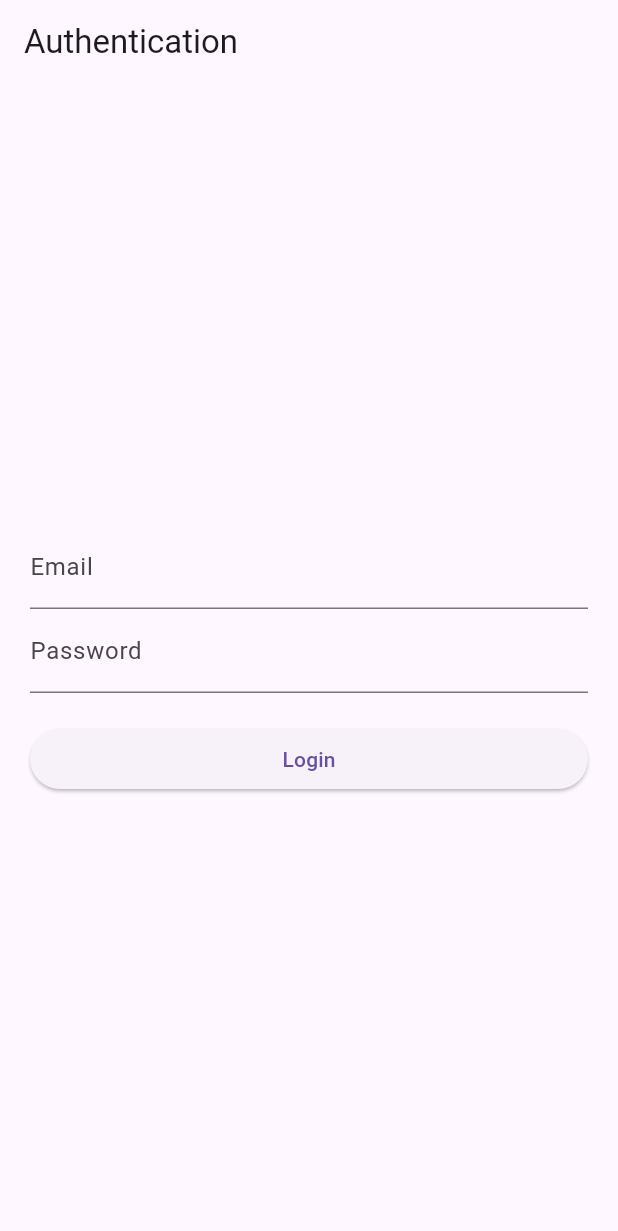
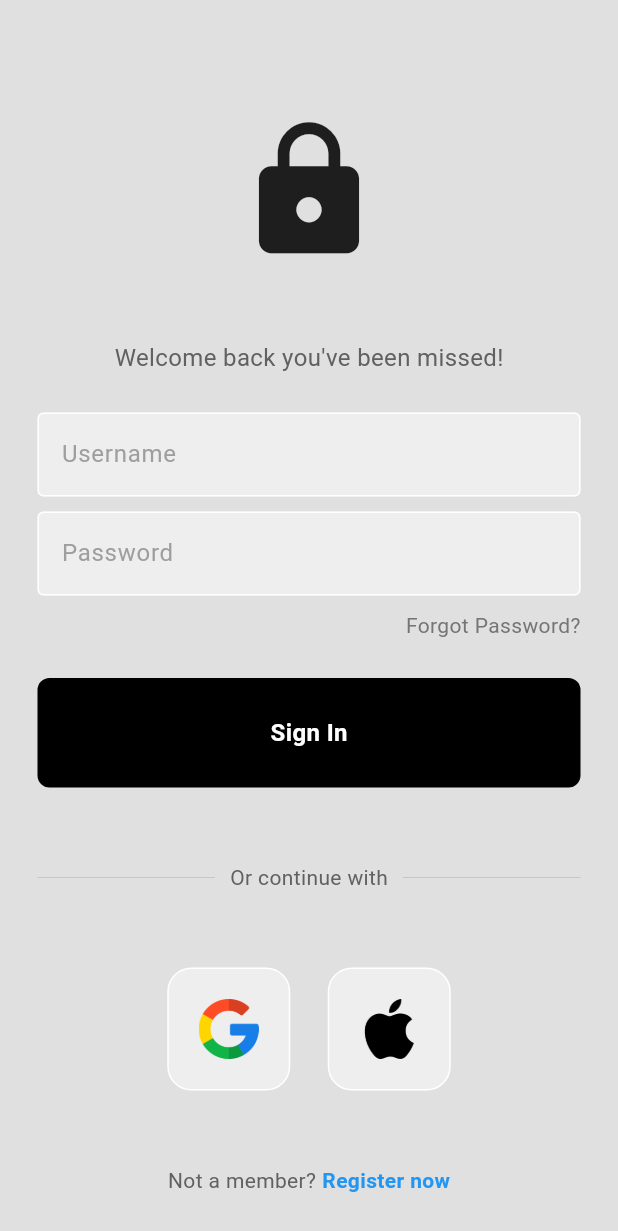
Before and after one commit to Dikontay/chat_api_ui, a Flutter app: the screen it shows after launch, on a phone screen of 412 x 824 dp. Shown: the top 1231 px of the screen. Run offline on Flutter 3.47's test engine with Material 3 defaults, Android fonts, the phone set to English and light mode, and no system bars.

Commit message:
complete ui for login

```diff
--- /dev/null
+++ b/lib/components/my_button.dart
@@ -0,0 +1,32 @@
+import 'package:flutter/material.dart';
+
+class MyButton extends StatelessWidget {
+  final Function()? onTap;
+
+  const MyButton({super.key, required this.onTap});
+
+  @override
+  Widget build(BuildContext context) {
+    return GestureDetector(
+      onTap: onTap,
+      child: Container(
+        padding: const EdgeInsets.all(25),
+        margin: const EdgeInsets.symmetric(horizontal: 25),
+        decoration: BoxDecoration(
+          color: Colors.black,
+          borderRadius: BorderRadius.circular(8),
+        ),
+        child: const Center(
+          child: Text(
+            "Sign In",
+            style: TextStyle(
+              color: Colors.white,
+              fontWeight: FontWeight.bold,
+              fontSize: 16,
+            ),
+          ),
+        ),
+      ),
+    );
+  }
+}
--- /dev/null
+++ b/lib/components/my_textfield.dart
@@ -0,0 +1,36 @@
+import 'package:flutter/material.dart';
+
+class MyTextField extends StatelessWidget {
+  final controller;
+  final String hintText;
+  final bool obscureText;
+
+  const MyTextField({
+    super.key,
+    required this.controller,
+    required this.hintText,
+    required this.obscureText,
+  });
+
+  @override
+  Widget build(BuildContext context) {
+    return Padding(
+      padding: const EdgeInsets.symmetric(horizontal: 25.0),
+      child: TextField(
+        controller: controller,
+        obscureText: obscureText,
+        decoration: InputDecoration(
+            enabledBorder: const OutlineInputBorder(
+              borderSide: BorderSide(color: Colors.white),
+            ),
+            focusedBorder: OutlineInputBorder(
+              borderSide: BorderSide(color: Colors.grey.shade400),
+            ),
+            fillColor: Colors.grey.shade200,
+            filled: true,
+            hintText: hintText,
+            hintStyle: TextStyle(color: Colors.grey[500])),
+      ),
+    );
+  }
+}
--- /dev/null
+++ b/lib/components/square_tile.dart
@@ -0,0 +1,25 @@
+import 'package:flutter/material.dart';
+
+class SquareTile extends StatelessWidget {
+  final String imagePath;
+  const SquareTile({
+    super.key,
+    required this.imagePath,
+  });
+
+  @override
+  Widget build(BuildContext context) {
+    return Container(
+      padding: EdgeInsets.all(20),
+      decoration: BoxDecoration(
+        border: Border.all(color: Colors.white),
+        borderRadius: BorderRadius.circular(16),
+        color: Colors.grey[200],
+      ),
+      child: Image.asset(
+        imagePath,
+        height: 40,
+      ),
+    );
+  }
+}
--- a/lib/main.dart
+++ b/lib/main.dart
@@ -1,56 +1,18 @@
 import 'package:flutter/material.dart';
+import 'pages/login_page.dart';
 
 void main() {
-  runApp(MyApp());
+  runApp(const MyApp());
 }
 
 class MyApp extends StatelessWidget {
+  const MyApp({super.key});
+
   @override
   Widget build(BuildContext context) {
     return MaterialApp(
-      title: 'Chat App',
-      theme: ThemeData(
-        primarySwatch: Colors.blue,
-        visualDensity: VisualDensity.adaptivePlatformDensity,
-      ),
-      home: AuthPage(),
+      debugShowCheckedModeBanner: false,
+      home: LoginPage(),
     );
   }
 }
-
-class AuthPage extends StatelessWidget {
-  @override
-  Widget build(BuildContext context) {
-    return Scaffold(
-      appBar: AppBar(
-        title: Text('Authentication'),
-      ),
-      body: Center(
-        child: Padding(
-          padding: EdgeInsets.all(20.0),
-          child: Column(
-            mainAxisAlignment: MainAxisAlignment.center,
-            crossAxisAlignment: CrossAxisAlignment.stretch,
-            children: <Widget>[
-              TextFormField(
-                decoration: InputDecoration(labelText: 'Email'),
-                keyboardType: TextInputType.emailAddress,
-              ),
-              TextFormField(
-                decoration: InputDecoration(labelText: 'Password'),
-                obscureText: true,
-              ),
-              SizedBox(height: 20),
-              ElevatedButton(
-                child: Text('Login'),
-                onPressed: () {
-                  // TODO: Implement login logic
-                },
-              ),
-            ],
-          ),
-        ),
-      ),
-    );
-  }
-}
--- /dev/null
+++ b/lib/pages/login_page.dart
@@ -0,0 +1,157 @@
+import 'package:flutter/material.dart';
+import 'package:chat_app_ui/components/my_button.dart';
+import 'package:chat_app_ui/components/my_textfield.dart';
+import 'package:chat_app_ui/components/square_tile.dart';
+
+class LoginPage extends StatelessWidget {
+  LoginPage({super.key});
+
+  // text editing controllers
+  final usernameController = TextEditingController();
+  final passwordController = TextEditingController();
+
+  // sign user in method
+  void signUserIn() {}
+
+  @override
+  Widget build(BuildContext context) {
+    return Scaffold(
+      backgroundColor: Colors.grey[300],
+      body: SafeArea(
+        child: Center(
+          child: Column(
+            mainAxisAlignment: MainAxisAlignment.center,
+            children: [
+              const SizedBox(height: 50),
+
+              // logo
+              const Icon(
+                Icons.lock,
+                size: 100,
+              ),
+
+              const SizedBox(height: 50),
+
+              // welcome back, you've been missed!
+              Text(
+                'Welcome back you\'ve been missed!',
+                style: TextStyle(
+                  color: Colors.grey[700],
+                  fontSize: 16,
+                ),
+              ),
+
+              const SizedBox(height: 25),
+
+              // username textfield
+              MyTextField(
+                controller: usernameController,
+                hintText: 'Username',
+                obscureText: false,
+              ),
+
+              const SizedBox(height: 10),
+
+              // password textfield
+              MyTextField(
+                controller: passwordController,
+                hintText: 'Password',
+                obscureText: true,
+              ),
+
+              const SizedBox(height: 10),
+
+              // forgot password?
+              Padding(
+                padding: const EdgeInsets.symmetric(horizontal: 25.0),
+                child: Row(
+                  mainAxisAlignment: MainAxisAlignment.end,
+                  children: [
+                    Text(
+                      'Forgot Password?',
+                      style: TextStyle(color: Colors.grey[600]),
+                    ),
+                  ],
+                ),
+              ),
+
+              const SizedBox(height: 25),
+
+              // sign in button
+              MyButton(
+                onTap: signUserIn,
+              ),
+
+              const SizedBox(height: 50),
+
+              // or continue with
+              Padding(
+                padding: const EdgeInsets.symmetric(horizontal: 25.0),
+                child: Row(
+                  children: [
+                    Expanded(
+                      child: Divider(
+                        thickness: 0.5,
+                        color: Colors.grey[400],
+                      ),
+                    ),
+                    Padding(
+                      padding: const EdgeInsets.symmetric(horizontal: 10.0),
+                      child: Text(
+                        'Or continue with',
+                        style: TextStyle(color: Colors.grey[700]),
+                      ),
+                    ),
+                    Expanded(
+                      child: Divider(
+                        thickness: 0.5,
+                        color: Colors.grey[400],
+                      ),
+                    ),
+                  ],
+                ),
+              ),
+
+              const SizedBox(height: 50),
+
+              // google + apple sign in buttons
+              Row(
+                mainAxisAlignment: MainAxisAlignment.center,
+                children: const [
+                  // google button
+                  SquareTile(imagePath: 'lib/images/google.png'),
+
+                  SizedBox(width: 25),
+
+                  // apple button
+                  SquareTile(imagePath: 'lib/images/apple.png')
+                ],
+              ),
+
+              const SizedBox(height: 50),
+
+              // not a member? register now
+              Row(
+                mainAxisAlignment: MainAxisAlignment.center,
+                children: [
+                  Text(
+                    'Not a member?',
+                    style: TextStyle(color: Colors.grey[700]),
+                  ),
+                  const SizedBox(width: 4),
+                  const Text(
+                    'Register now',
+                    style: TextStyle(
+                      color: Colors.blue,
+                      fontWeight: FontWeight.bold,
+                    ),
+                  ),
+                ],
+              )
+            ],
+          ),
+        ),
+      ),
+    );
+  }
+}
```
Also changed, not shown: pubspec.yaml (+4 -3 lines), lib/images/apple.png (added), lib/images/google.png (added), pubspec.lock.
